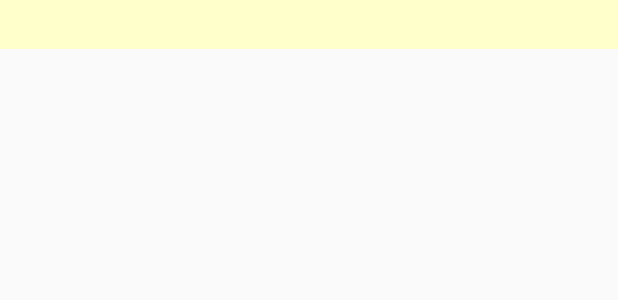
After one commit to TWKiwi/AI_Wallet, an Android app: the layout activity_smartbutler.xml on its own in the app's theme, with its tools: preview values and no code run, on a phone screen of 412 x 824 dp. The commit adds this screen. Shown: the top 300 px of the screen. Run offline under Robolectric (Android 15) with nearby library versions, the phone set to English and light mode, and no system bars.

```diff
--- a/app/src/main/AndroidManifest.xml
+++ b/app/src/main/AndroidManifest.xml
@@ -28,6 +28,10 @@
             android:name=".DateListActivity"
             android:label="@string/title_activity_date_list" >
         </activity>
+        <activity
+            android:name=".SmartbutlerActivity"
+            android:label="@string/title_activity_smartbutler" >
+        </activity>
     </application>
 
 </manifest>
--- a/app/src/main/res/layout/activity_charge.xml
+++ b/app/src/main/res/layout/activity_charge.xml
@@ -1,5 +1,5 @@
 <android.support.v4.view.ViewPager xmlns:android="http://schemas.android.com/apk/res/android"
-    xmlns:tools="http://schemas.android.com/tools" android:id="@+id/pager"
+    xmlns:tools="http://schemas.android.com/tools" android:id="@+id/chargePager"
     android:layout_width="match_parent" android:layout_height="match_parent"
     tools:context="kiwi.ai_wallet.ChargeActivity">
 
--- /dev/null
+++ b/app/src/main/res/layout/activity_smartbutler.xml
@@ -0,0 +1,12 @@
+<android.support.v4.view.ViewPager xmlns:android="http://schemas.android.com/apk/res/android"
+    xmlns:tools="http://schemas.android.com/tools" android:id="@+id/smartpagerPager"
+    android:layout_width="match_parent" android:layout_height="match_parent"
+    tools:context="kiwi.ai_wallet.ChargeActivity">
+
+    <android.support.v4.view.PagerTitleStrip
+        android:id="@+id/PagerTitle"
+        style="@style/pagerTitleStrip"
+        android:layout_width="wrap_content" android:layout_height="wrap_content"
+        android:background="#ffffcc"/>
+
+</android.support.v4.view.ViewPager>
--- a/app/src/main/res/layout/menu.xml
+++ b/app/src/main/res/layout/menu.xml
@@ -39,7 +39,7 @@
                 android:layout_width="wrap_content"
                 android:layout_height="wrap_content"
                 android:layout_gravity="center"
-                android:text="Finance"
+                android:text="Smart butler"
                 android:id="@+id/FinanceTextView"/>
         </TableRow>
 
--- /dev/null
+++ b/app/src/main/res/layout/proposal_for_smartbutler.xml
@@ -0,0 +1,5 @@
+<?xml version="1.0" encoding="utf-8"?>
+<LinearLayout xmlns:android="http://schemas.android.com/apk/res/android"
+    android:layout_width="match_parent" android:layout_height="match_parent">
+
+</LinearLayout>
--- /dev/null
+++ b/app/src/main/res/layout/scale_for_smartbutler.xml
@@ -0,0 +1,5 @@
+<?xml version="1.0" encoding="utf-8"?>
+<LinearLayout xmlns:android="http://schemas.android.com/apk/res/android"
+    android:layout_width="match_parent" android:layout_height="match_parent">
+
+</LinearLayout>
--- a/app/src/main/res/values/strings.xml
+++ b/app/src/main/res/values/strings.xml
@@ -9,13 +9,16 @@
     <string name="title_section2">Section 2</string>
     <string name="title_section3">Section 3</string>
     <string name="title_activity_date_list">DateListActivity</string>
+
     <string-array name="Consumer_types">
         <item>食</item>
         <item>衣</item>
         <item>住</item>
         <item>行</item>
         <item>其它</item>
-        </string-array>
+    </string-array>
+
     <string name="snipperName">選擇記錄類別</string>
+    <string name="title_activity_smartbutler">SmartbutlerActivity</string>
 
 </resources>
```
Also changed, not shown: app/src/main/java/kiwi/ai_wallet/ChargeActivity.java (+5 -4 lines), app/src/main/java/kiwi/ai_wallet/SmartbutlerActivity.java (added, +58 -0 lines), app/src/main/res/menu/menu_smartbutler.xml (added, +7 -0 lines).
